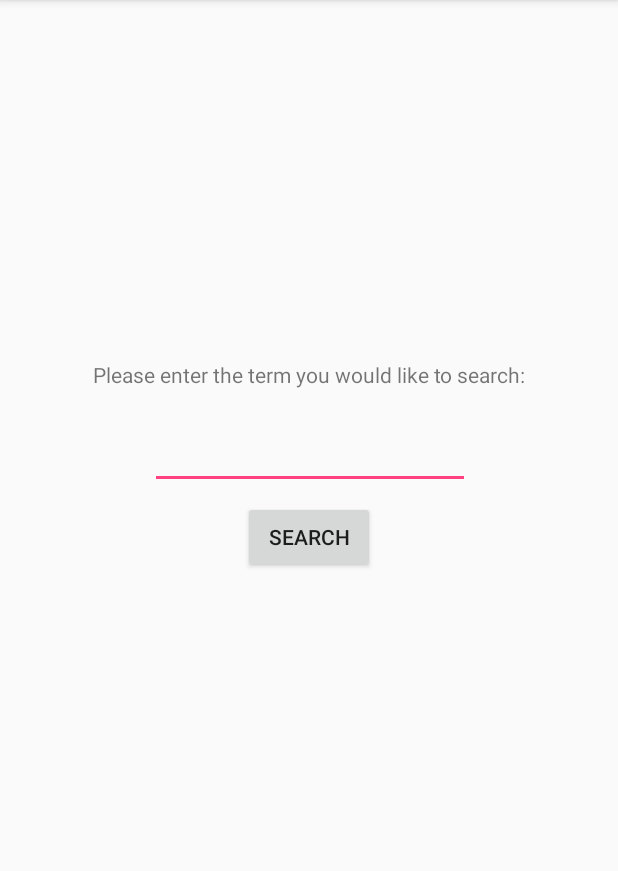
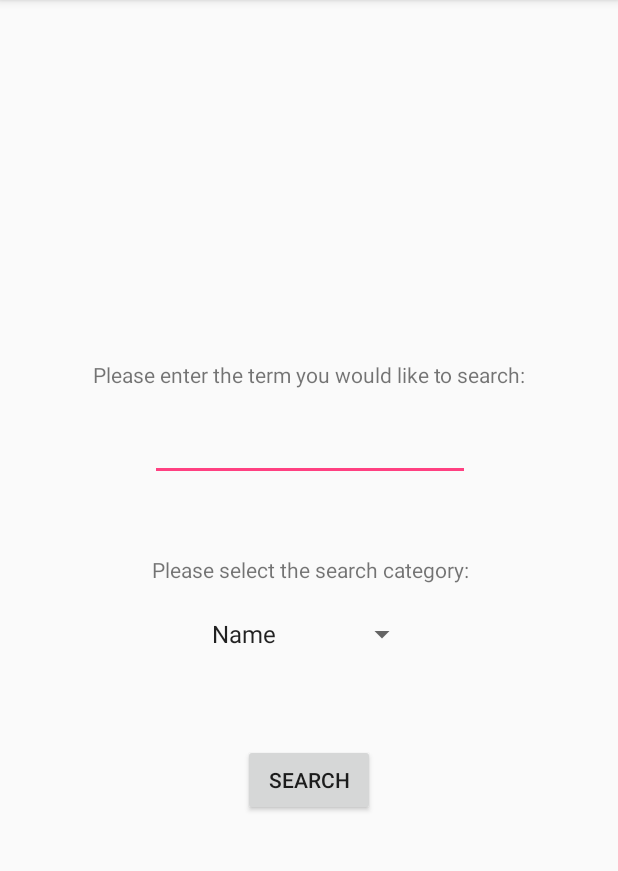
Before and after one commit to therrick47/KenpoDefinitionApp, an Android app: the screen it shows after launch (MainActivity), on a phone screen of 412 x 824 dp, the part 84-955 px from its top. Run offline under Robolectric (Android 15) with nearby library versions, the phone set to English and light mode, and no system bars.

Commit message:
added search category option
allows user to filter if they want to search by name, description, or
both

```diff
--- a/KenpoDefinitionApp/app/src/main/java/com/example/therr/kenpodefinitionapp/DisplaySearchActivity.java
+++ b/KenpoDefinitionApp/app/src/main/java/com/example/therr/kenpodefinitionapp/DisplaySearchActivity.java
@@ -14,8 +14,10 @@ public class DisplaySearchActivity extends AppCompatActivity {
 
         Intent intent = getIntent();
         String msg = intent.getStringExtra(MainActivity.EXTRA_MESSAGE);
-
+        String arrItem = intent.getStringExtra(MainActivity.EXTRA_ARRAY_ITEM);
         TextView vwSearch = (TextView) findViewById(R.id.txtTermSearched);
+        TextView derp = (TextView) findViewById(R.id.textView3);
         vwSearch.setText(msg);
+        derp.setText(arrItem);
     }
 }
--- a/KenpoDefinitionApp/app/src/main/java/com/example/therr/kenpodefinitionapp/MainActivity.java
+++ b/KenpoDefinitionApp/app/src/main/java/com/example/therr/kenpodefinitionapp/MainActivity.java
@@ -4,22 +4,38 @@ import android.content.Intent;
 import android.support.v7.app.AppCompatActivity;
 import android.os.Bundle;
 import android.view.View;
+import android.widget.ArrayAdapter;
 import android.widget.EditText;
+import android.widget.Spinner;
+
+import java.lang.reflect.Array;
 
 public class MainActivity extends AppCompatActivity {
 
     public static final String EXTRA_MESSAGE = "com.example.myfirstapp.MESSAGE";
+    public static final String EXTRA_ARRAY_ITEM = "com.example.myfirstapp.ARRAYITEM";
 
     @Override
     protected void onCreate(Bundle savedInstanceState) {
         super.onCreate(savedInstanceState);
         setContentView(R.layout.activity_main);
+        Spinner searchTypeList = (Spinner) findViewById(R.id.searchType);
+
+        ArrayAdapter<CharSequence> adapter = ArrayAdapter.createFromResource(this,R.array.searchArr,android.R.layout.simple_spinner_item);
+        adapter.setDropDownViewResource(android.R.layout.simple_spinner_dropdown_item);
+        searchTypeList.setAdapter(adapter);
+        searchTypeList.setSelection(0);
     }
     public void sendSearch(View view){
         Intent intent = new Intent(this,DisplaySearchActivity.class);
         EditText term = (EditText) findViewById(R.id.txtTerm);
+        Spinner searchTypeList = (Spinner) findViewById(R.id.searchType);
+        String arrItem = searchTypeList.getSelectedItem().toString();
         String msg = term.getText().toString();
-        intent.putExtra(EXTRA_MESSAGE,msg);
-        startActivity(intent);
+        if(msg != "") {
+            intent.putExtra(EXTRA_MESSAGE, msg);
+            intent.putExtra(EXTRA_ARRAY_ITEM,arrItem);
+            startActivity(intent);
+        }
     }
 }
--- a/KenpoDefinitionApp/app/src/main/res/layout/activity_main.xml
+++ b/KenpoDefinitionApp/app/src/main/res/layout/activity_main.xml
@@ -22,7 +22,7 @@
         android:id="@+id/txtTerm"
         android:layout_width="wrap_content"
         android:layout_height="wrap_content"
-        android:layout_marginTop="21dp"
+        android:layout_marginTop="16dp"
         android:ems="10"
         android:inputType="textPersonName"
         app:layout_constraintHorizontal_bias="0.502"
@@ -34,11 +34,31 @@
         android:id="@+id/btnSearch"
         android:layout_width="wrap_content"
         android:layout_height="wrap_content"
-        android:layout_marginTop="8dp"
+        android:layout_marginTop="61dp"
         android:onClick="sendSearch"
         android:text="Search"
         app:layout_constraintLeft_toLeftOf="parent"
         app:layout_constraintRight_toRightOf="parent"
+        app:layout_constraintTop_toBottomOf="@+id/searchType" />
+
+    <Spinner
+        android:id="@+id/searchType"
+        android:layout_width="wrap_content"
+        android:layout_height="wrap_content"
+        app:layout_constraintLeft_toLeftOf="@+id/textView"
+        app:layout_constraintRight_toRightOf="@+id/textView"
+        android:layout_marginTop="21dp"
+        app:layout_constraintTop_toBottomOf="@+id/textView"
+        app:layout_constraintHorizontal_bias="0.487" />
+
+    <TextView
+        android:id="@+id/textView"
+        android:layout_width="wrap_content"
+        android:layout_height="wrap_content"
+        android:layout_marginTop="49dp"
+        android:text="Please select the search category:"
+        app:layout_constraintLeft_toLeftOf="@+id/txtTerm"
+        app:layout_constraintRight_toRightOf="@+id/txtTerm"
         app:layout_constraintTop_toBottomOf="@+id/txtTerm" />
 
 </android.support.constraint.ConstraintLayout>
--- /dev/null
+++ b/KenpoDefinitionApp/app/src/main/res/values/SearchTypes.xml
@@ -0,0 +1,8 @@
+<?xml version="1.0" encoding="utf-8"?>
+<resources>
+    <string-array name="searchArr">
+        <item>Name</item>
+        <item>Description</item>
+        <item>All</item>
+    </string-array>
+</resources>
```
Also changed, not shown: KenpoDefinitionApp/app/src/main/res/layout/activity_display_search.xml (+11 -0 lines).
